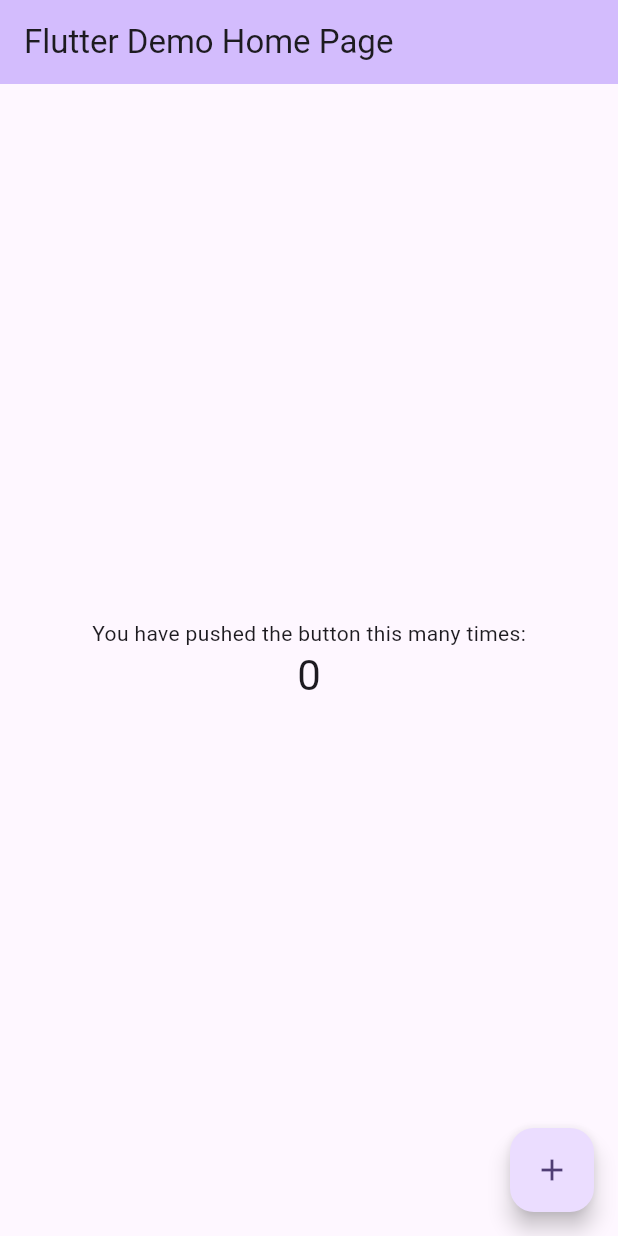
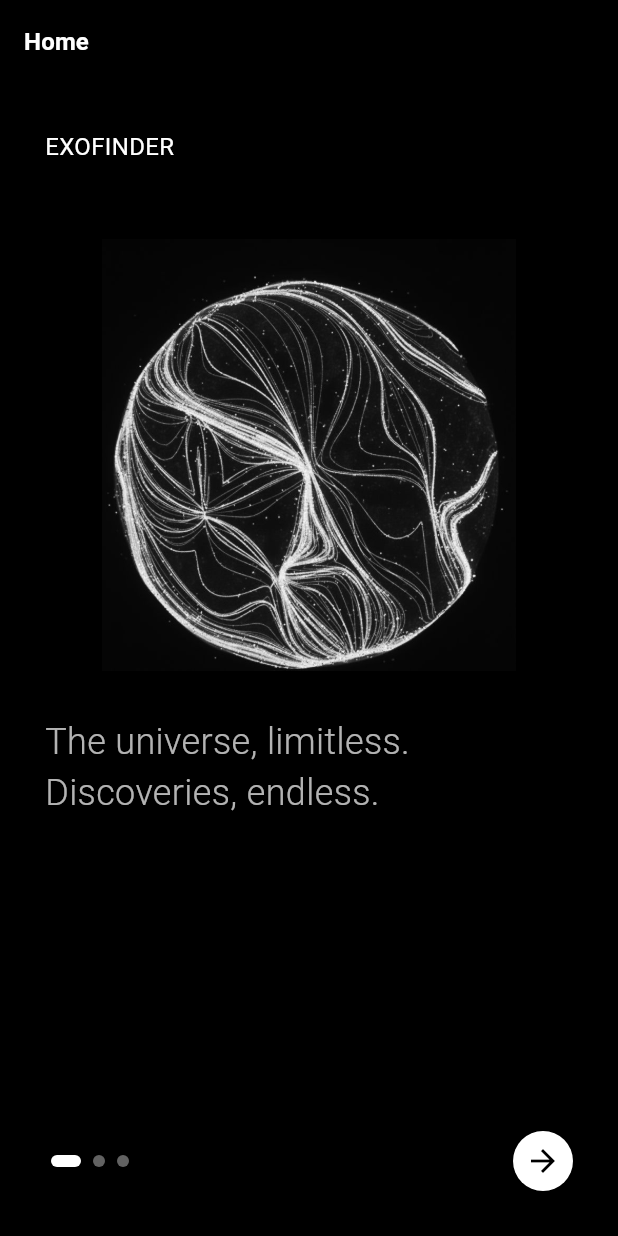
Before and after one commit to FelixEdw/exo_finder, a Flutter app: the screen it shows after launch, on a phone screen of 412 x 824 dp. Run offline on Flutter 3.47's test engine with Material 3 defaults, Android fonts, the phone set to English and light mode, and no system bars.

Commit message:
Rename project to flutter_nasa and update UI
Changed all references from exo_finder to flutter_nasa across Android, iOS, macOS, Linux, Windows, and web configuration files. Added assets and updated pubspec.yaml to include them. Overhauled main.dart to implement a multi-page UI with intro and planet detail screens, including new data models and improved layout.

```diff
--- a/lib/main.dart
+++ b/lib/main.dart
@@ -1,122 +1,322 @@
 import 'package:flutter/material.dart';
+//import 'package:flutter/services.dart';
+
+// Definisi data untuk planet
+class PlanetData {
+  final String name;
+  final String imagePath;
+  final String size;
+  final String distance;
+  final String atmosphere;
+  final int potentialForLife;
+
+  PlanetData({
+    required this.name,
+    required this.imagePath,
+    required this.size,
+    required this.distance,
+    required this.atmosphere,
+    required this.potentialForLife,
+  });
+}
+
+// Data dummy untuk contoh
+final List<PlanetData> planetPages = [
+  PlanetData(
+    name: "EARTH",
+    imagePath: 'assets/earth.jpeg', // Ganti dengan path gambar Earth Anda
+    size: "500000000 N",
+    distance: "24,007 km/s",
+    atmosphere: "24,007 km/s",
+    potentialForLife: 5,
+  ),
+  PlanetData(
+    name: "MARS",
+    imagePath: 'assets/mars.png', // Ganti dengan path gambar Mars Anda
+    size: "500000000 N",
+    distance: "24,007 km/s",
+    atmosphere: "24,007 km/s",
+    potentialForLife: 5,
+  ),
+];
 
 void main() {
-  runApp(const MyApp());
+  // Pastikan Anda telah menambahkan gambar Earth dan Mars di folder 'assets/'
+  // dan mendeklarasikannya di pubspec.yaml
+  runApp(const ExofinderApp());
 }
 
-class MyApp extends StatelessWidget {
-  const MyApp({super.key});
+class ExofinderApp extends StatelessWidget {
+  const ExofinderApp({super.key});
 
-  // This widget is the root of your application.
   @override
   Widget build(BuildContext context) {
     return MaterialApp(
-      title: 'Flutter Demo',
+      title: 'Exofinder UI',
       theme: ThemeData(
-        // This is the theme of your application.
-        //
-        // TRY THIS: Try running your application with "flutter run". You'll see
-        // the application has a purple toolbar. Then, without quitting the app,
-        // try changing the seedColor in the colorScheme below to Colors.green
-        // and then invoke "hot reload" (save your changes or press the "hot
-        // reload" button in a Flutter-supported IDE, or press "r" if you used
-        // the command line to start the app).
-        //
-        // Notice that the counter didn't reset back to zero; the application
-        // state is not lost during the reload. To reset the state, use hot
-        // restart instead.
-        //
-        // This works for code too, not just values: Most code changes can be
-        // tested with just a hot reload.
-        colorScheme: ColorScheme.fromSeed(seedColor: Colors.deepPurple),
+        // Tema gelap sesuai desain
+        brightness: Brightness.dark,
+        scaffoldBackgroundColor: Colors.black,
+        textTheme: const TextTheme(
+          titleLarge: TextStyle(color: Colors.white, fontSize: 32, fontWeight: FontWeight.bold),
+          titleMedium: TextStyle(color: Colors.white, fontSize: 24, fontWeight: FontWeight.bold),
+          bodyMedium: TextStyle(color: Colors.white70, fontSize: 14),
+          labelLarge: TextStyle(color: Colors.white, fontSize: 16, fontWeight: FontWeight.w600),
+        ),
+        // Menggunakan tema gelap untuk Card
+        cardTheme: CardThemeData(
+          color: Colors.grey.shade900,
+          shape: RoundedRectangleBorder(borderRadius: BorderRadius.circular(10)),
+          elevation: 0,
+        ),
       ),
-      home: const MyHomePage(title: 'Flutter Demo Home Page'),
+      home: const HomeScreen(),
     );
   }
 }
 
-class MyHomePage extends StatefulWidget {
-  const MyHomePage({super.key, required this.title});
-
-  // This widget is the home page of your application. It is stateful, meaning
-  // that it has a State object (defined below) that contains fields that affect
-  // how it looks.
-
-  // This class is the configuration for the state. It holds the values (in this
-  // case the title) provided by the parent (in this case the App widget) and
-  // used by the build method of the State. Fields in a Widget subclass are
-  // always marked "final".
-
-  final String title;
+// Widget untuk Halaman Intro
+class IntroPage extends StatelessWidget {
+  const IntroPage({super.key});
 
   @override
-  State<MyHomePage> createState() => _MyHomePageState();
+  Widget build(BuildContext context) {
+    return Padding(
+      padding: const EdgeInsets.all(30.0),
+      child: Column(
+        crossAxisAlignment: CrossAxisAlignment.start,
+        children: [
+          const Text('EXOFINDER', style: TextStyle(color: Colors.white, fontSize: 16)),
+          const SizedBox(height: 50),
+          // Area gambar 'The universe, limitless.'
+          Container(
+            height: MediaQuery.of(context).size.height * 0.35,
+            // decoration: BoxDecoration(
+            //   border: Border.all(color: Colors.white12),
+            //   borderRadius: BorderRadius.circular(10),
+            // ),
+            alignment: Alignment.center,
+            //child: const Text('Gambar Ilustrasi Bola Garis', style: TextStyle(color: Colors.white54)),
+            child: Image.asset('assets/lineball.jpeg'),
+          ),
+          const SizedBox(height: 30),
+          const Text(
+            'The universe, limitless.\nDiscoveries, endless.',
+            style: TextStyle(fontSize: 24, fontWeight: FontWeight.w300),
+          ),
+          const Spacer(),
+          // Indikator dan tombol panah
+          Row(
+            mainAxisAlignment: MainAxisAlignment.spaceBetween,
+            children: [
+              Row(
+                children: List.generate(3, (index) {
+                  return Container(
+                    margin: const EdgeInsets.symmetric(horizontal: 4.0),
+                    width: index == 0 ? 20.0 : 8.0,
+                    height: 8.0,
+                    decoration: BoxDecoration(
+                      color: index == 0 ? Colors.white : Colors.white38,
+                      borderRadius: BorderRadius.circular(4),
+                    ),
+                  );
+                }),
+              ),
+              const CircleAvatar(
+                backgroundColor: Colors.white,
+                child: Icon(Icons.arrow_forward, color: Colors.black),
+              ),
+            ],
+          ),
+        ],
+      ),
+    );
+  }
 }
 
-class _MyHomePageState extends State<MyHomePage> {
-  int _counter = 0;
+// Widget untuk Halaman Planet
+class PlanetPage extends StatelessWidget {
+  final PlanetData data;
+  const PlanetPage({super.key, required this.data});
 
-  void _incrementCounter() {
-    setState(() {
-      // This call to setState tells the Flutter framework that something has
-      // changed in this State, which causes it to rerun the build method below
-      // so that the display can reflect the updated values. If we changed
-      // _counter without calling setState(), then the build method would not be
-      // called again, and so nothing would appear to happen.
-      _counter++;
+  // Widget pembantu untuk menampilkan detail info planet
+  Widget _buildInfoCard(String label, String value, {bool isPotential = false}) {
+    return Card(
+      child: Padding(
+        padding: const EdgeInsets.all(12.0),
+        child: Column(
+          crossAxisAlignment: CrossAxisAlignment.start,
+          children: [
+            Text(label, style: const TextStyle(color: Colors.white54, fontSize: 12)),
+            const SizedBox(height: 4),
+            Text(
+              value,
+              style: TextStyle(
+                color: isPotential && int.tryParse(value) == 5 ? Colors.greenAccent : Colors.white,
+                fontSize: 18,
+                fontWeight: FontWeight.w600,
+              ),
+            ),
+          ],
+        ),
+      ),
+    );
+  }
+
+  @override
+  Widget build(BuildContext context) {
+    return SingleChildScrollView(
+      child: Padding(
+        padding: const EdgeInsets.all(30.0),
+        child: Column(
+          crossAxisAlignment: CrossAxisAlignment.start,
+          children: [
+            // Bagian 'Welcome' dan indikator navigasi
+            const Text('Welcome', style: TextStyle(color: Colors.white70, fontSize: 18)),
+            const SizedBox(height: 10),
+            Row(
+              children: [
+                // Garis putus-putus sederhana
+                ...List.generate(6, (index) => Container(
+                  width: 10,
+                  height: 1,
+                  margin: const EdgeInsets.symmetric(horizontal: 2.0),
+                  color: index % 2 == 0 ? Colors.white : Colors.transparent,
+                )),
+                const Spacer(),
+                // Titik indikator
+                Container(
+                  width: 8,
+                  height: 8,
+                  decoration: BoxDecoration(
+                    color: Colors.white,
+                    borderRadius: BorderRadius.circular(4),
+                  ),
+                ),
+              ],
+            ),
+            const SizedBox(height: 20),
+
+            // Nama Planet
+            Text(data.name, style: Theme.of(context).textTheme.titleLarge),
+            const SizedBox(height: 30),
+
+            // Area Gambar Planet dan Info Statistik
+            Stack(
+              alignment: Alignment.topCenter,
+              clipBehavior: Clip.none,
+              children: [
+                // Kartu Informasi Statistik
+                Container(
+                  margin: const EdgeInsets.only(top: 120),
+                  padding: const EdgeInsets.only(top: 140, left: 15, right: 15, bottom: 15),
+                  decoration: BoxDecoration(
+                    color: Colors.grey.shade900,
+                    borderRadius: BorderRadius.circular(15),
+                  ),
+                  child: Column(
+                    crossAxisAlignment: CrossAxisAlignment.start,
+                    children: [
+                      Text(data.name, style: Theme.of(context).textTheme.titleMedium),
+                      const SizedBox(height: 15),
+                      // Kartu Detail
+                      _buildInfoCard("Size", data.size),
+                      const SizedBox(height: 8),
+                      _buildInfoCard("distance", data.distance),
+                      const SizedBox(height: 8),
+                      _buildInfoCard("atmosphere", data.atmosphere),
+                      const SizedBox(height: 8),
+                      _buildInfoCard("potential for Life", data.potentialForLife.toString(), isPotential: true),
+                    ],
+                  ),
+                ),
+
+                // Gambar Planet
+                Positioned(
+                  top: 0,
+                  child: Image.asset(
+                    data.imagePath,
+                    height: 250,
+                    width: 250,
+                    fit: BoxFit.cover,
+                    // Tambahkan properti errorBuilder jika gambar tidak ditemukan
+                    errorBuilder: (context, error, stackTrace) => Container(
+                      height: 250,
+                      width: 250,
+                      color: Colors.grey.shade800,
+                      child: const Center(child: Text("Gambar tidak ditemukan", style: TextStyle(fontSize: 12))),
+                    ),
+                  ),
+                ),
+              ],
+            ),
+          ],
+        ),
+      ),
+    );
+  }
+}
+
+// Widget utama dengan PageView
+class HomeScreen extends StatefulWidget {
+  const HomeScreen({super.key});
+
+  @override
+  State<HomeScreen> createState() => _HomeScreenState();
+}
+
+class _HomeScreenState extends State<HomeScreen> {
+  final PageController _pageController = PageController();
+  int _currentPage = 0;
+
+  @override
+  void initState() {
+    super.initState();
+    _pageController.addListener(() {
+      if (_pageController.page!.round() != _currentPage) {
+        setState(() {
+          _currentPage = _pageController.page!.round();
+        });
+      }
     });
   }
 
   @override
+  void dispose() {
+    _pageController.dispose();
+    super.dispose();
+  }
+
+  @override
   Widget build(BuildContext context) {
-    // This method is rerun every time setState is called, for instance as done
-    // by the _incrementCounter method above.
-    //
-    // The Flutter framework has been optimized to make rerunning build methods
-    // fast, so that you can just rebuild anything that needs updating rather
-    // than having to individually change instances of widgets.
+    // Total 3 halaman: Home, Earth, Mars.
+    // Untuk PageView, kita hanya menampilkan Earth dan Mars. Halaman 'Home' di kiri adalah navigasi/intro.
+    // Di sini saya mengimplementasikan 3 halaman dalam satu PageView untuk mencakup desain geser.
+
     return Scaffold(
       appBar: AppBar(
-        // TRY THIS: Try changing the color here to a specific color (to
-        // Colors.amber, perhaps?) and trigger a hot reload to see the AppBar
-        // change color while the other colors stay the same.
-        backgroundColor: Theme.of(context).colorScheme.inversePrimary,
-        // Here we take the value from the MyHomePage object that was created by
-        // the App.build method, and use it to set our appbar title.
-        title: Text(widget.title),
-      ),
-      body: Center(
-        // Center is a layout widget. It takes a single child and positions it
-        // in the middle of the parent.
-        child: Column(
-          // Column is also a layout widget. It takes a list of children and
-          // arranges them vertically. By default, it sizes itself to fit its
-          // children horizontally, and tries to be as tall as its parent.
-          //
-          // Column has various properties to control how it sizes itself and
-          // how it positions its children. Here we use mainAxisAlignment to
-          // center the children vertically; the main axis here is the vertical
-          // axis because Columns are vertical (the cross axis would be
-          // horizontal).
-          //
-          // TRY THIS: Invoke "debug painting" (choose the "Toggle Debug Paint"
-          // action in the IDE, or press "p" in the console), to see the
-          // wireframe for each widget.
-          mainAxisAlignment: MainAxisAlignment.center,
-          children: <Widget>[
-            const Text('You have pushed the button this many times:'),
-            Text(
-              '$_counter',
-              style: Theme.of(context).textTheme.headlineMedium,
-            ),
+        backgroundColor: Colors.transparent,
+        elevation: 0,
+        automaticallyImplyLeading: false,
+        title: Row(
+          mainAxisAlignment: MainAxisAlignment.spaceBetween,
+          children: [
+            Text(_currentPage == 0 ? 'Home' : planetPages[_currentPage - 1].name, style: Theme.of(context).textTheme.labelLarge),
+            _currentPage > 0 ? Text('MARS', style: Theme.of(context).textTheme.labelLarge) : const Text(''), // Indikator halaman
           ],
         ),
       ),
-      floatingActionButton: FloatingActionButton(
-        onPressed: _incrementCounter,
-        tooltip: 'Increment',
-        child: const Icon(Icons.add),
-      ), // This trailing comma makes auto-formatting nicer for build methods.
+      body: PageView(
+        controller: _pageController,
+        // Halaman 1: Intro
+        // Halaman 2: Earth
+        // Halaman 3: Mars
+        children: [
+          IntroPage(),
+          PlanetPage(data: planetPages[0]), // Earth
+          PlanetPage(data: planetPages[1]), // Mars
+        ],
+      ),
     );
   }
 }
--- a/pubspec.yaml
+++ b/pubspec.yaml
@@ -1,4 +1,4 @@
-name: exo_finder
+name: flutter_nasa
 description: "A new Flutter project."
 # The following line prevents the package from being accidentally published to
 # pub.dev using `flutter pub publish`. This is preferred for private packages.
@@ -58,8 +58,8 @@ flutter:
   uses-material-design: true
 
   # To add assets to your application, add an assets section, like this:
-  # assets:
-  #   - images/a_dot_burr.jpeg
+  assets:
+  - assets/
   #   - images/a_dot_ham.jpeg
 
   # An image asset can refer to one or more resolution-specific "variants", see
```
Also changed, not shown: assets/earth.jpeg (added), assets/lineball.jpeg (added), assets/mars.jpeg (added), line ball.jpeg (added), 18 other files.
